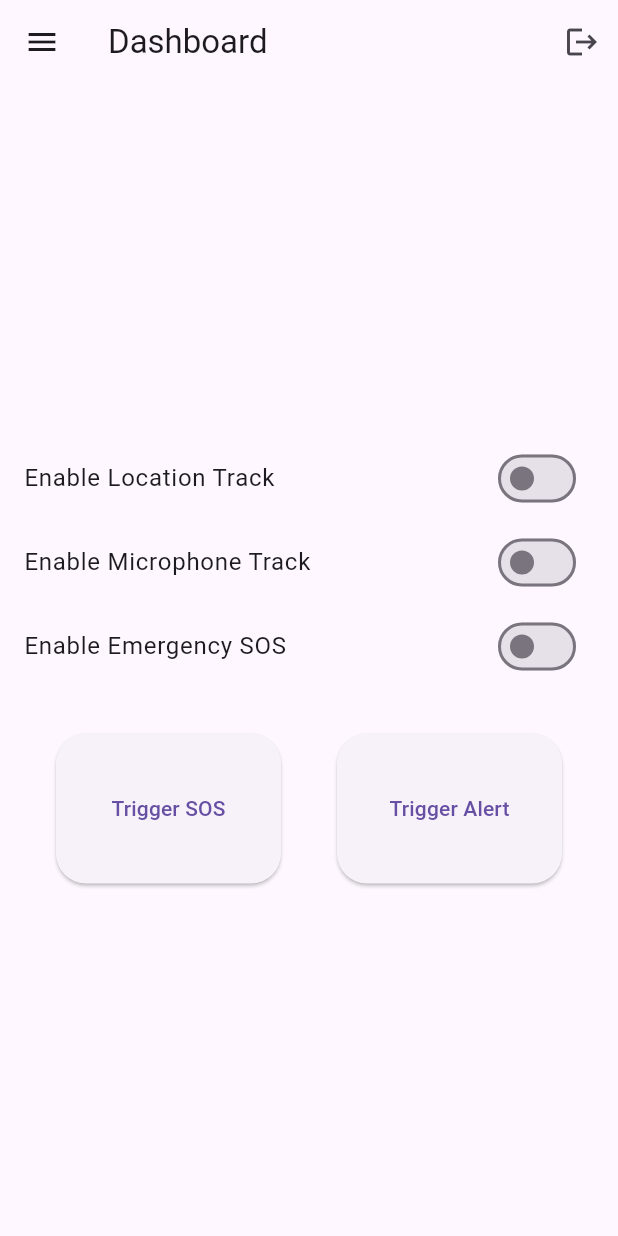
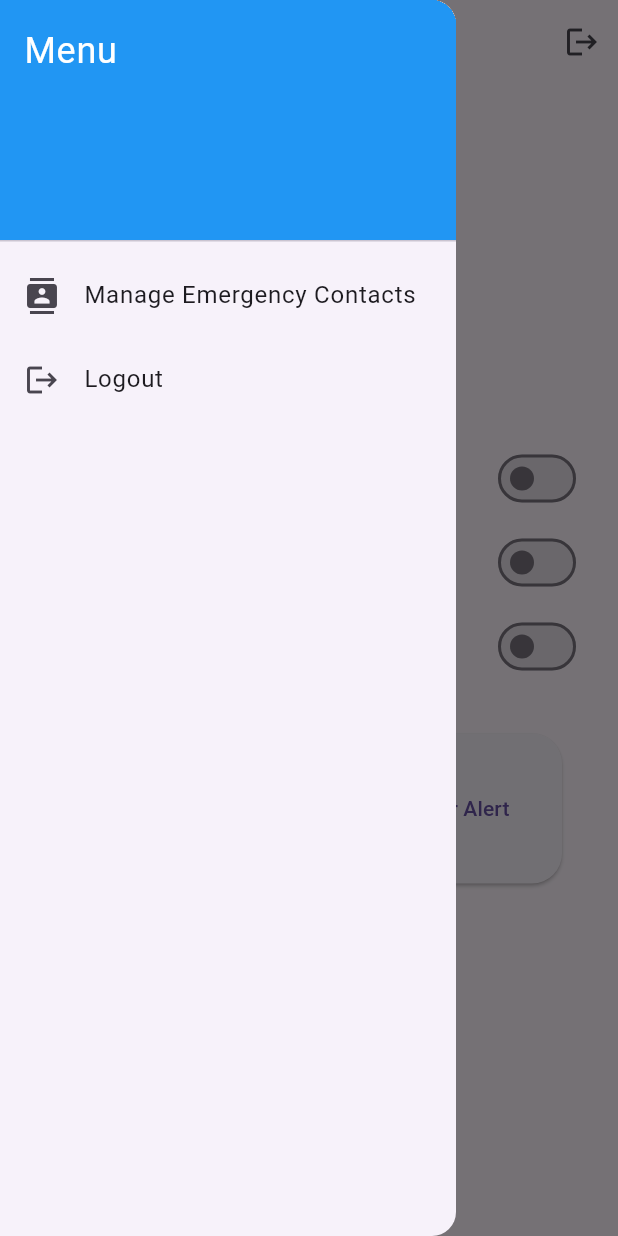
Before and after one commit to therishiagarwal/Aegis-Alert, a Flutter app: the DashboardPage screen opened by its route, with the side drawer open (before the commit the screen has no drawer), on a phone screen of 412 x 824 dp. Run offline on Flutter 3.47's test engine with Material 3 defaults, Android fonts, the phone set to English and light mode, and no system bars; our stand-ins replace contacts_service, firebase_auth, firebase_core, geolocator, permission_handler; missing offline and left inert: background_sms, flutter_phone_direct_caller, shake; accounts and stored records are empty.

Commit message:
sidebar created

```diff
--- a/lib/dashboard_page.dart
+++ b/lib/dashboard_page.dart
@@ -1,13 +1,12 @@
 import 'package:flutter/material.dart';
 import 'package:permission_handler/permission_handler.dart';
-import 'package:shake/shake.dart'; // Import the shake package
-import 'package:geolocator/geolocator.dart'; // Import for location
-import 'package:flutter/services.dart'; // Import for method channel
-import 'package:flutter_phone_direct_caller/flutter_phone_direct_caller.dart'; // Import for direct calling
-import 'package:background_sms/background_sms.dart'; // Import for background SMS
-import 'package:contacts_service/contacts_service.dart'; // Import for contact service
+import 'package:shake/shake.dart';
+import 'package:geolocator/geolocator.dart';
+import 'package:flutter/services.dart';
+import 'package:flutter_phone_direct_caller/flutter_phone_direct_caller.dart';
+import 'package:background_sms/background_sms.dart';
+import 'package:contacts_service/contacts_service.dart';
 import 'package:first_app/landing_page.dart';
-
 
 class DashboardPage extends StatefulWidget {
   const DashboardPage({super.key});
@@ -28,10 +27,9 @@ class _DashboardPageState extends State<DashboardPage> {
   @override
   void initState() {
     super.initState();
-    // Initialize the shake detector with custom sensitivity
     _shakeDetector = ShakeDetector.autoStart(
       onPhoneShake: _handleShake,
-      shakeThresholdGravity: 8, // Adjust this value as needed for sensitivity
+      shakeThresholdGravity: 8,
     );
   }
 
@@ -102,7 +100,6 @@ class _DashboardPageState extends State<DashboardPage> {
 
   void _handleShake() {
     if (_isSOSEnabled) {
-      // Trigger SOS action
       _triggerSOS();
     }
   }
@@ -116,14 +113,11 @@ class _DashboardPageState extends State<DashboardPage> {
   }
 
   Future<void> _triggerSOS() async {
-    // Define your emergency contacts and phone numbers
-    const emergencyNumber = '+91 83196 81297'; // Replace with actual emergency number if needed
+    const emergencyNumber = '+91 83196 81297';
 
-    // Get current location
     Position position = await Geolocator.getCurrentPosition(desiredAccuracy: LocationAccuracy.high);
     String locationMessage = 'I need help! My current location is: https://maps.google.com/?q=${position.latitude},${position.longitude}';
 
-    // Send SOS message via SMS to the selected emergency contact
     if (_selectedContact != null) {
       String? phoneNumber = _selectedContact?.phones?.isNotEmpty == true
           ? _selectedContact?.phones?.first.value
@@ -144,25 +138,16 @@ class _DashboardPageState extends State<DashboardPage> {
       }
     }
 
-    // Trigger native SOS action by making an emergency call
     await FlutterPhoneDirectCaller.callNumber(emergencyNumber);
-
-    // Notify the user
     print('SOS Triggered!');
   }
 
   Future<void> _handleTriggerAlert() async {
     if (_isSOSEnabled) {
-      // Trigger SOS action
       await _triggerSOS();
-
-      // Print messages
       print('Alert Triggered!');
       print('SOS Triggered!');
       print('Location sent to the emergency contacts');
-
-      // Implement your audio alert functionality here
-      // For example, you can play a sound using an audio plugin
     } else {
       print('SOS is not enabled. Please enable SOS first.');
     }
@@ -201,20 +186,17 @@ class _DashboardPageState extends State<DashboardPage> {
           _selectedContact = contact;
         });
 
-        // Store the selected contact's phone number for SOS
         String? phoneNumber = contact.phones?.isNotEmpty == true
             ? contact.phones!.first.value
             : null;
 
         if (phoneNumber != null) {
           print("Selected contact number: $phoneNumber");
-          // Store or use the phone number as needed
         } else {
           print("Selected contact has no phone number.");
         }
       }
     } else {
-      // Handle permission denied
       print("Contacts permission denied.");
     }
   }
@@ -231,18 +213,52 @@ class _DashboardPageState extends State<DashboardPage> {
     return Scaffold(
       appBar: AppBar(
         title: const Text('Dashboard'),
-        leading: IconButton(
-          icon: const Icon(Icons.menu),
-          onPressed: () {
-            _pickContact(); // Open contact picker
-          },
+        leading: Builder(
+          builder: (context) => IconButton(
+            icon: const Icon(Icons.menu),
+            onPressed: () {
+              Scaffold.of(context).openDrawer(); // Open the drawer when hamburger menu is clicked
+            },
+          ),
         ),
         actions: [
           IconButton(
             icon: const Icon(Icons.logout),
-            onPressed: _logout, // Call the logout function when pressed
+            onPressed: _logout,
           ),
         ],
+      ),
+      drawer: Drawer(
+        child: ListView(
+          padding: EdgeInsets.zero,
+          children: <Widget>[
+            const DrawerHeader(
+              decoration: BoxDecoration(
+                color: Colors.blue,
+              ),
+              child: Text(
+                'Menu',
+                style: TextStyle(
+                  color: Colors.white,
+                  fontSize: 24,
+                ),
+              ),
+            ),
+            ListTile(
+              leading: const Icon(Icons.contacts),
+              title: const Text('Manage Emergency Contacts'),
+              onTap: () {
+                _pickContact(); // Open contact picker
+                Navigator.of(context).pop(); // Close the drawer after selecting
+              },
+            ),
+            ListTile(
+              leading: const Icon(Icons.logout),
+              title: const Text('Logout'),
+              onTap: _logout, // Log out when this option is selected
+            ),
+          ],
+        ),
       ),
       body: Column(
         mainAxisAlignment: MainAxisAlignment.center,
@@ -251,12 +267,12 @@ class _DashboardPageState extends State<DashboardPage> {
             title: const Text('Enable Location Track'),
             value: _isLocationEnabled,
             onChanged: (bool value) async {
-              if (!_isLocationEnabled) {
-                await _requestLocationPermission();
-              } else {
+              if (!value) {
                 setState(() {
                   _isLocationEnabled = value;
-                }); // Remove the semicolon here
+                });
+              } else {
+                await _requestLocationPermission();
               }
             },
           ),
@@ -264,12 +280,12 @@ class _DashboardPageState extends State<DashboardPage> {
             title: const Text('Enable Microphone Track'),
             value: _isMicrophoneEnabled,
             onChanged: (bool value) async {
-              if (!_isMicrophoneEnabled) {
-                await _requestMicrophonePermission();
-              } else {
+              if (!value) {
                 setState(() {
                   _isMicrophoneEnabled = value;
-                }); // Remove the semicolon here
+                });
+              } else {
+                await _requestMicrophonePermission();
               }
             },
           ),
@@ -277,12 +293,12 @@ class _DashboardPageState extends State<DashboardPage> {
             title: const Text('Enable Emergency SOS'),
             value: _isSOSEnabled,
             onChanged: (bool value) async {
-              if (!_isSOSEnabled) {
-                await _requestSOSPermission();
-              } else {
+              if (!value) {
                 setState(() {
                   _isSOSEnabled = value;
-                }); // Remove the semicolon here
+                });
+              } else {
+                await _requestSOSPermission();
               }
             },
           ),
@@ -292,7 +308,7 @@ class _DashboardPageState extends State<DashboardPage> {
             children: [
               ElevatedButton(
                 onPressed: () {
-                  _triggerSOS(); // Manually trigger SOS action
+                  _handleTriggerAlert();
                 },
                 style: ElevatedButton.styleFrom(
                   fixedSize: const Size(150, 100),
@@ -302,7 +318,7 @@ class _DashboardPageState extends State<DashboardPage> {
               ),
               ElevatedButton(
                 onPressed: () {
-                  _handleTriggerAlert(); // Handle Trigger Alert button press
+                  _handleTriggerAlert();
                 },
                 style: ElevatedButton.styleFrom(
                   fixedSize: const Size(150, 100),
```
